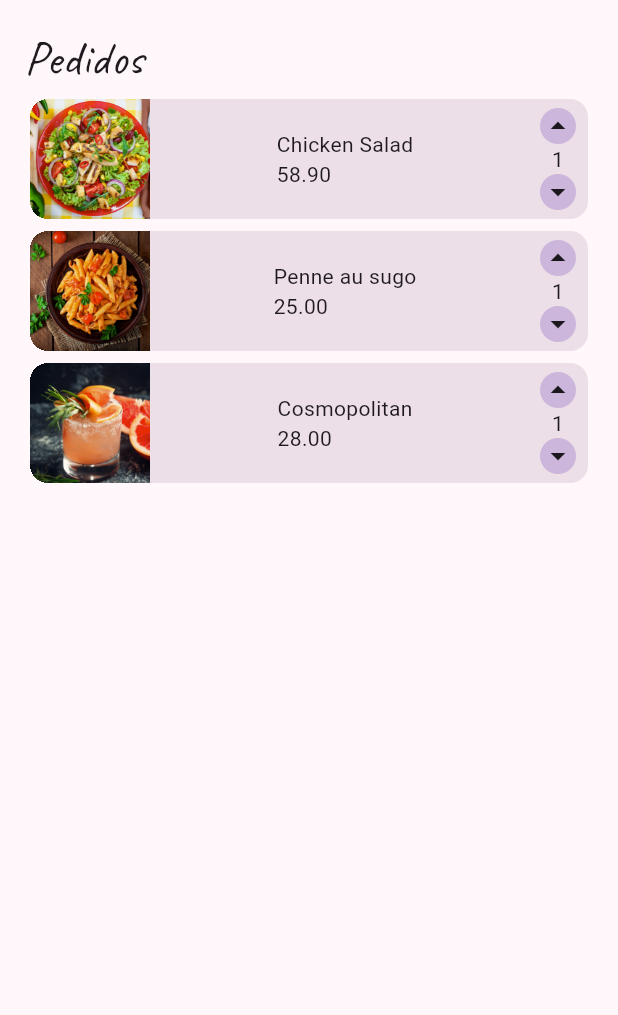
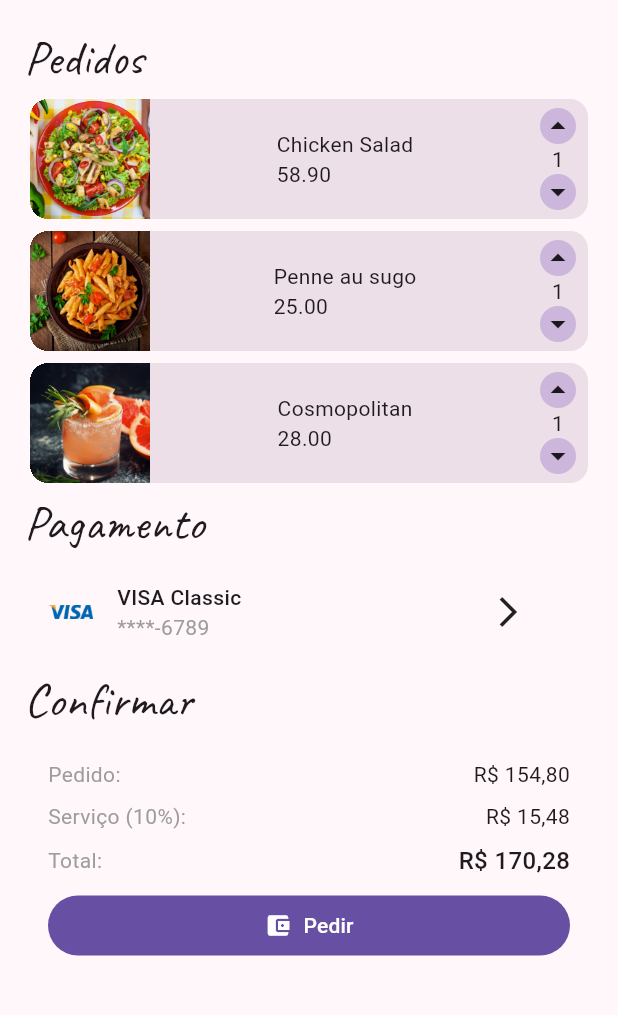
Before and after one commit to bath0ry/cardapio_app_study, a Flutter app: the OrderPage screen opened directly, on a phone screen of 412 x 824 dp, the part 84-1099 px from its top. Run offline on Flutter 3.47's test engine with Material 2 defaults, Android fonts, the phone set to English and light mode, and no system bars.

Commit message:
add payments method and total to order page

```diff
--- a/lib/components/payment_method.dart
+++ b/lib/components/payment_method.dart
@@ -2,11 +2,12 @@ import 'package:flutter/material.dart';
 import 'package:panucci_ristorante/themes/app_colors.dart';
 
 class PaymentMethod extends StatelessWidget {
-const PaymentMethod({ Key? key }) : super(key: key);
+  const PaymentMethod({Key? key}) : super(key: key);
 
   @override
-  Widget build(BuildContext context){
-    return Row(children: <Widget>[
+  Widget build(BuildContext context) {
+    return Row(
+      children: <Widget>[
         const Image(
           width: 30,
           image: AssetImage("assets/images/visa.png"),
@@ -16,12 +17,24 @@ const PaymentMethod({ Key? key }) : super(key: key);
           child: Column(
             crossAxisAlignment: CrossAxisAlignment.start,
             children: <Widget>[
-              const Text("VISA Classic", style: TextStyle(fontWeight: FontWeight.w500),),
-              Text("****-6789", style: TextStyle(color: AppColors.paymentMethodCardNumberColor),),
+              const Text(
+                "VISA Classic",
+                style: TextStyle(fontWeight: FontWeight.w500),
+              ),
+              Text(
+                "****-6789",
+                style: TextStyle(color: AppColors.paymentMethodCardNumberColor),
+              ),
             ],
           ),
         ),
-        const Icon(Icons.arrow_forward_ios),
-    ],);
+        SizedBox(
+          width: 150,
+        ),
+        const Icon(
+          Icons.arrow_forward_ios,
+        ),
+      ],
+    );
   }
 }
--- a/lib/screens/order_page.dart
+++ b/lib/screens/order_page.dart
@@ -3,6 +3,8 @@ import 'package:flutter/src/widgets/container.dart';
 import 'package:flutter/src/widgets/framework.dart';
 import 'package:panucci_ristorante/cardapio.dart';
 import 'package:panucci_ristorante/components/order_item.dart';
+import 'package:panucci_ristorante/components/payment_method.dart';
+import 'package:panucci_ristorante/components/payment_total.dart';
 
 class OrderPage extends StatelessWidget {
   const OrderPage({super.key});
@@ -42,7 +44,30 @@ class OrderPage extends StatelessWidget {
                   imageURI: orderItems[index]['image'],
                   itemTitle: orderItems[index]['name'],
                   itemPrice: orderItems[index]['price']);
-            }), childCount: orderItems.length))
+            }), childCount: orderItems.length)),
+            SliverToBoxAdapter(
+              child: Text(
+                'Pagamento',
+                style: TextStyle(fontFamily: 'Caveat', fontSize: 32),
+                textAlign: TextAlign.left,
+              ),
+            ),
+            SliverToBoxAdapter(
+                child: Padding(
+              padding: const EdgeInsets.all(16),
+              child: PaymentMethod(),
+            )),
+            SliverToBoxAdapter(
+                child: Text(
+              'Confirmar',
+              style: TextStyle(fontFamily: 'Caveat', fontSize: 32),
+              textAlign: TextAlign.left,
+            )),
+            SliverToBoxAdapter(
+                child: Padding(
+              padding: const EdgeInsets.all(16),
+              child: PaymentTotal(),
+            )),
           ],
         ),
       ),
```
